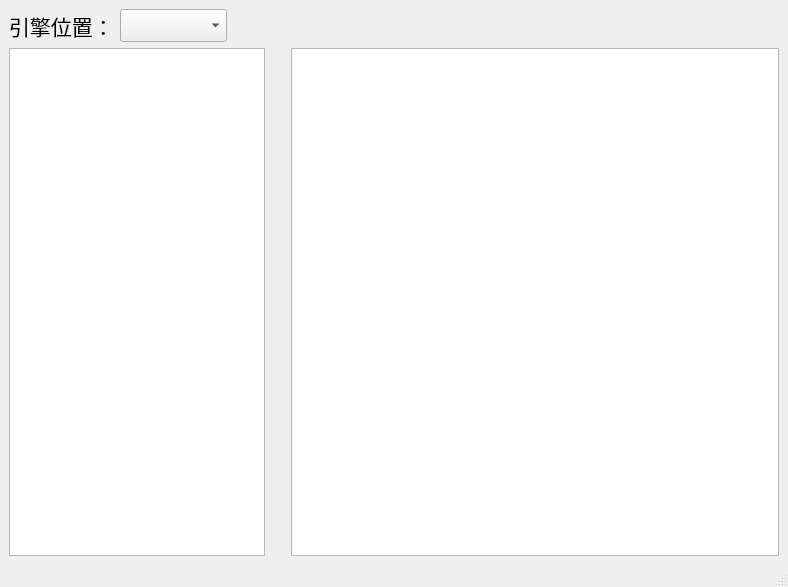
Old version of the form UIMainWindow.ui in the repository cdsama/PyUnrealPakViewer.
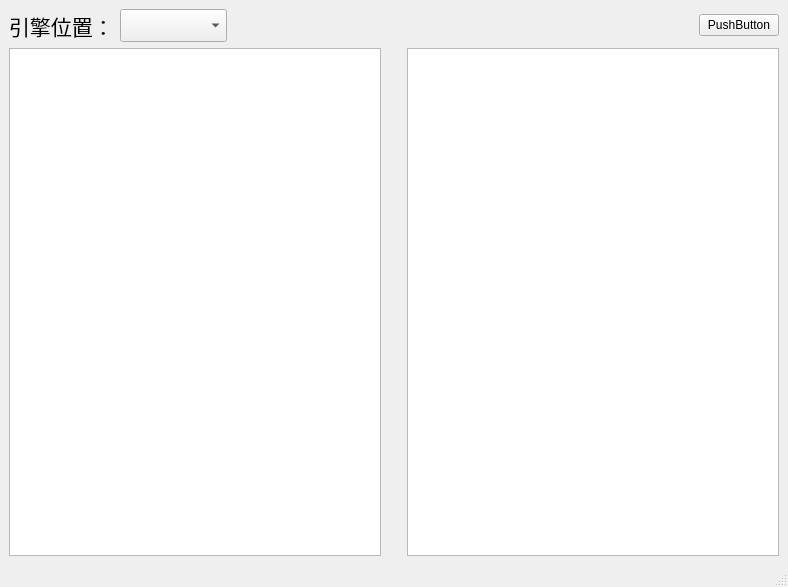
New version of the form.

Diff of the .ui file:
```diff
--- a/UIMainWindow.ui
+++ b/UIMainWindow.ui
@@ -51,18 +51,19 @@
         </property>
        </spacer>
       </item>
+      <item>
+       <widget class="QPushButton" name="btn_test">
+        <property name="text">
+         <string>PushButton</string>
+        </property>
+       </widget>
+      </item>
      </layout>
     </item>
     <item>
      <layout class="QHBoxLayout" name="horizontalLayout">
       <item>
        <widget class="QListWidget" name="file_list_view">
-        <property name="sizePolicy">
-         <sizepolicy hsizetype="Preferred" vsizetype="Expanding">
-          <horstretch>0</horstretch>
-          <verstretch>0</verstretch>
-         </sizepolicy>
-        </property>
         <property name="font">
          <font>
           <pointsize>14</pointsize>
@@ -84,7 +85,7 @@
        </spacer>
       </item>
       <item>
-       <widget class="QListWidget" name="pak_content_tree_view"/>
+       <widget class="QTreeView" name="pak_content_tree_view"/>
       </item>
      </layout>
     </item>
```
